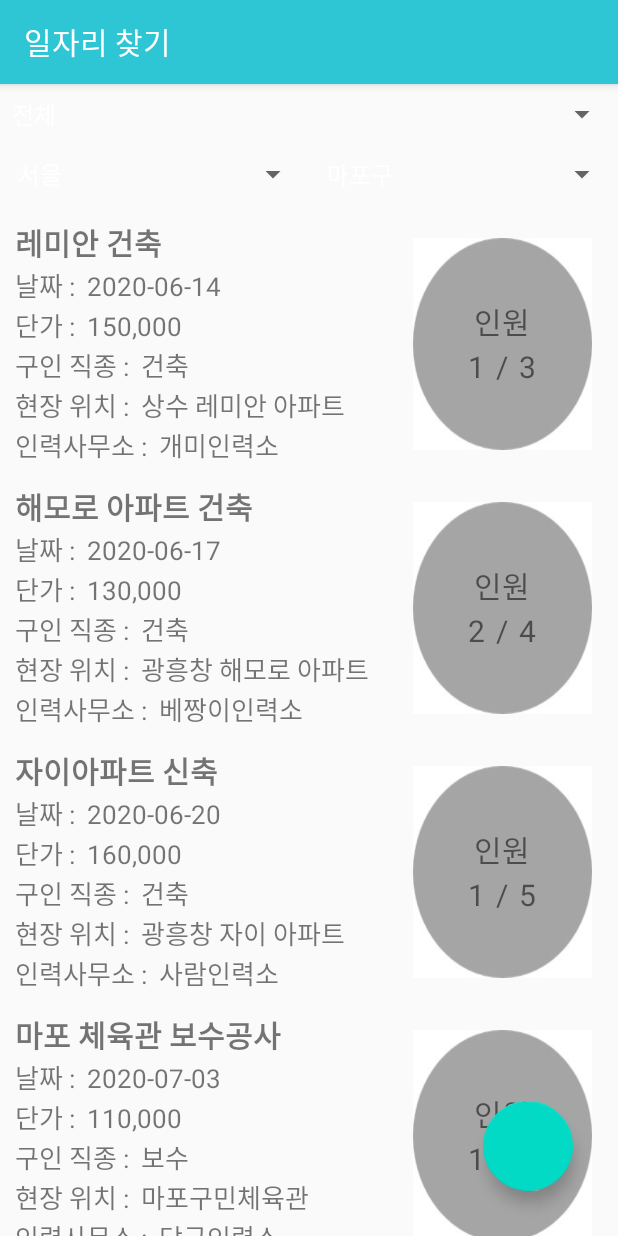
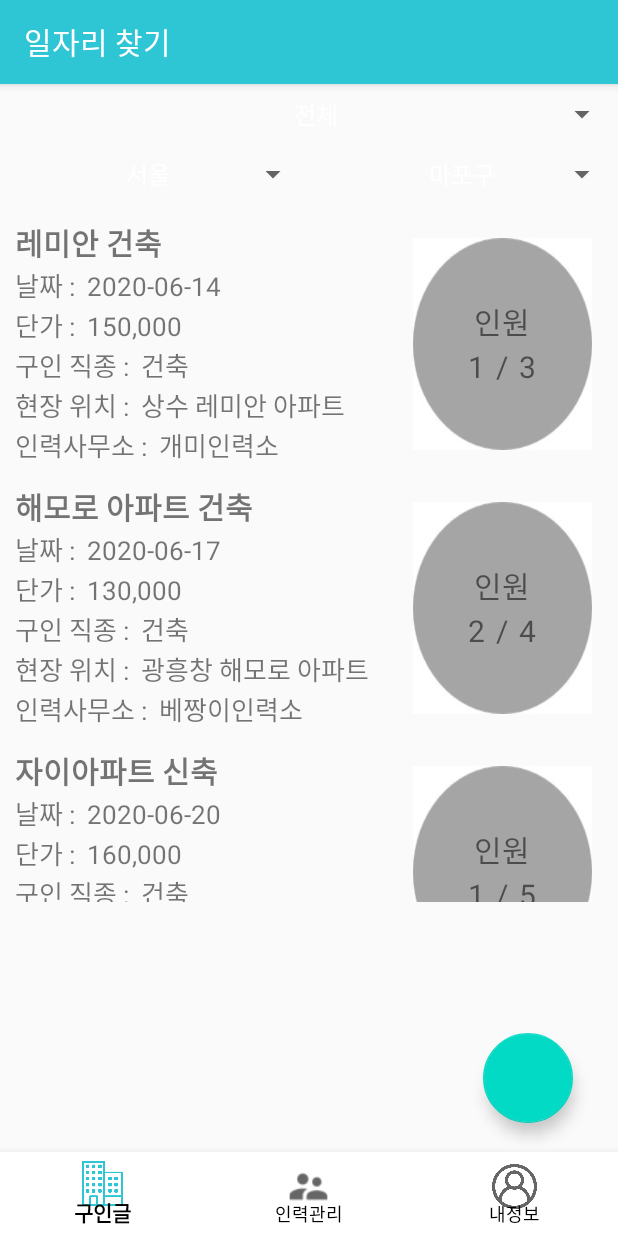
Before and after one commit to dudwls901/Rickshaw_Offerer, an Android app: the MainActivity screen opened directly, with no data from a screen before it, on a phone screen of 412 x 824 dp. Run offline under Robolectric (Android 15) with nearby library versions, the phone set to English and light mode, and no system bars.

Commit message:
바텀네비연결

```diff
--- a/app/src/main/AndroidManifest.xml
+++ b/app/src/main/AndroidManifest.xml
@@ -50,6 +50,8 @@
         <activity android:name="kr.co.ilg.activity.findwork.WritePostingActivity" android:label="일자리 게시"/>
         <activity android:name="kr.co.ilg.activity.workermanage.FieldListActivity" android:label="인력 관리"/>
         <activity android:name="kr.co.ilg.activity.workermanage.WorkerListActivity" android:label="인력 관리"/>
+        <activity android:name="kr.co.ilg.activity.mypage.MypageMainActivity" android:label="내 정보"/>
+
     </application>
 
 </manifest>
--- a/app/src/main/java/kr/co/ilg/activity/findwork/MainActivity.java
+++ b/app/src/main/java/kr/co/ilg/activity/findwork/MainActivity.java
@@ -13,11 +13,13 @@ import android.widget.ArrayAdapter;
 import android.widget.Spinner;
 
 import com.example.capstone2.R;
+import com.google.android.material.bottomnavigation.BottomNavigationView;
 import com.google.android.material.floatingactionbutton.FloatingActionButton;
 
 import java.util.ArrayList;
 
 import kr.co.ilg.activity.mypage.MypageMainActivity;
+import kr.co.ilg.activity.workermanage.FieldListActivity;
 
 public class MainActivity extends AppCompatActivity {
 
@@ -27,8 +29,8 @@ public class MainActivity extends AppCompatActivity {
     RecyclerView urgency_RecyclerView;
     RecyclerView.LayoutManager layoutManager;
     FloatingActionButton fab_btn;
-    //BottomNavigationView bottomNavigationView;
-
+    BottomNavigationView bottomNavigationView;
+    Intent intent;
     @Override
     protected void onCreate(Bundle savedInstanceState) {
         super.onCreate(savedInstanceState);
@@ -41,11 +43,11 @@ public class MainActivity extends AppCompatActivity {
         spinner1_array=new ArrayList();
         spinner2_array=new ArrayList();
 
-        spinner_who_array.add("전체");
-        spinner_who_array.add("내 구인글");
-        spinner1_array.add(" 서울 ");
-        spinner2_array.add(" 마포구 ");
-        spinner2_array.add(" 영등포구 ");
+        spinner_who_array.add("                                               전체");
+        spinner_who_array.add("                                             내 구인글");
+        spinner1_array.add("                   서울 ");
+        spinner2_array.add("                  마포구 ");
+        spinner2_array.add("                  영등포구 ");
 
         spinner_who_Adapter=new ArrayAdapter<>(getApplicationContext(),android.R.layout.simple_spinner_dropdown_item,spinner_who_array);
         spinner1_Adapter=new ArrayAdapter<>(getApplicationContext(),android.R.layout.simple_spinner_dropdown_item,spinner1_array);
@@ -79,43 +81,37 @@ public class MainActivity extends AppCompatActivity {
         });
 
 
-//        bottomNavigationView = findViewById(R.id.bottomNavigationView1); //프래그먼트 생성
-////        fragment1 = new Fragment1();
-////        fragment2 = new Fragment2();
-////        fragment3 = new Fragment3(); //제일 처음 띄워줄 뷰를 세팅해줍니다. commit();까지 해줘야 합니다.
-////        getSupportFragmentManager().beginTransaction().replace(R.id.main_layout, fragment1).commitAllowingStateLoss(); //bottomnavigationview의 아이콘을 선택 했을때 원하는 프래그먼트가 띄워질 수 있도록 리스너를 추가합니다.
-//        bottomNavigationView.setOnNavigationItemSelectedListener(new BottomNavigationView.OnNavigationItemSelectedListener() {
-//            @Override
-//            public boolean onNavigationItemSelected(@NonNull MenuItem menuItem) {
-//                //  Log.d("chk",String.valueOf(menuItem.getItemId()));
-//                switch (menuItem.getItemId()) { //menu_bottom.xml에서 지정해줬던 아이디 값을 받아와서 각 아이디값마다 다른 이벤트를 발생시킵니다.
-//                    case R.id.tab1: {
-////                        getSupportFragmentManager().beginTransaction().replace(R.id.main_layout, fragment1).commitAllowingStateLoss();
-////                        return true;
-//
-//                        Intent intent1 = new Intent(MainActivity.this, MainActivity.class);
-//                        startActivity(intent1);
-//                        return false;
-//                    }
-//                    case R.id.tab2: {
-//
-////                        item2.setChecked(true);
-////                        item1.setChecked(false);
-//                        Intent intent2 = new Intent(MainActivity.this, MyFieldActivity.class);
-//                        startActivity(intent2);
-//                        return false;
-//                    }
-//                    case R.id.tab3: {
-////                       item3.setChecked(true);
-////                       item1.setChecked(false);
-//                        Intent intent3 = new Intent(MainActivity.this, MypageMainActivity.class);
-//                        startActivity(intent3);
-//                        return false;
-//                    }
-//                    default:
-//                        return false;
-//                }
-//            }
-//        });
+        bottomNavigationView = findViewById(R.id.bottomNavigationView); //프래그먼트 생성
+
+        bottomNavigationView.setOnNavigationItemSelectedListener(new BottomNavigationView.OnNavigationItemSelectedListener() {
+            @Override
+            public boolean onNavigationItemSelected(@NonNull MenuItem menuItem) {
+
+                switch (menuItem.getItemId()) { //menu_bottom.xml에서 지정해줬던 아이디 값을 받아와서 각 아이디값마다 다른 이벤트를 발생시킵니다.
+                    case R.id.tab1: {
+
+
+                         intent = new Intent(MainActivity.this, MainActivity.class);
+                        startActivity(intent);
+                        return false;
+                    }
+                    case R.id.tab2: {
+
+
+                         intent = new Intent(MainActivity.this, FieldListActivity.class);
+                        startActivity(intent);
+                        return false;
+                    }
+                    case R.id.tab3: {
+
+                         intent = new Intent(MainActivity.this, MypageMainActivity.class);
+                        startActivity(intent);
+                        return false;
+                    }
+                    default:
+                        return false;
+                }
+            }
+        });
     }
 }
--- a/app/src/main/res/layout/activity_main.xml
+++ b/app/src/main/res/layout/activity_main.xml
@@ -9,9 +9,10 @@
         app:layout_constraintTop_toTopOf="parent"
         app:layout_constraintLeft_toLeftOf="parent"
         android:id="@+id/spinner_who"
-        android:layout_width="match_parent"
+        android:layout_width="fill_parent"
         android:layout_height="40dp"
         android:gravity="center"
+
         ></androidx.appcompat.widget.AppCompatSpinner>
     <LinearLayout
         android:id="@+id/linear_spinner"
@@ -22,14 +23,14 @@
         >
         <androidx.appcompat.widget.AppCompatSpinner
             android:id="@+id/spinner1"
-            android:layout_width="0dp"
+            android:layout_width="fill_parent"
             android:layout_height="40dp"
             android:layout_weight="1"
             android:gravity="center"
             ></androidx.appcompat.widget.AppCompatSpinner>
         <androidx.appcompat.widget.AppCompatSpinner
             android:id="@+id/spinner2"
-            android:layout_width="0dp"
+            android:layout_width="fill_parent"
             android:layout_height="40dp"
             android:layout_weight="1"
             android:gravity="center"
@@ -47,35 +48,40 @@
         <androidx.recyclerview.widget.RecyclerView
             android:id="@+id/list_urgency"
             android:layout_width="match_parent"
-            android:layout_height="wrap_content"
-            android:layout_marginTop="5dp" />
+            android:layout_height="460dp"
+            android:layout_marginTop="5dp"
+            android:layout_marginBottom="?attr/actionBarSize"
+            />
     </LinearLayout>
 
     <com.google.android.material.floatingactionbutton.FloatingActionButton
         android:layout_width="60dp"
         android:layout_height="60dp"
-        android:layout_margin="30dp"
+        android:layout_marginRight="30dp"
         app:fabSize="normal"
         android:id="@+id/fab_btn"
-        app:layout_constraintBottom_toBottomOf="parent"
-        app:layout_constraintRight_toRightOf="parent" />
+        app:layout_constraintBottom_toBottomOf="@+id/bottomNavigationView"
+        android:layout_marginBottom="75dp"
+        app:layout_constraintRight_toRightOf="parent"
+
+        />
 
 
-<!--    <com.google.android.material.bottomnavigation.BottomNavigationView-->
-<!--        android:id="@+id/bottomNavigationView1"-->
-<!--        android:layout_width="match_parent"-->
-<!--        android:layout_height="wrap_content"-->
-<!--        android:layout_gravity="bottom"-->
-<!--        android:layout_marginStart="0dp"-->
-<!--        android:layout_marginEnd="0dp"-->
-<!--        android:background="@color/WhiteColor"-->
-<!--        app:itemIconSize="30dp"-->
-<!--        app:itemIconTint="@drawable/item_color"-->
-<!--        app:itemTextColor="#000000"-->
-<!--        app:layout_constraintBottom_toBottomOf="parent"-->
-<!--        app:layout_constraintLeft_toLeftOf="parent"-->
-<!--        app:menu="@menu/menu_bottom"-->
-<!--        />-->
+    <com.google.android.material.bottomnavigation.BottomNavigationView
+        android:id="@+id/bottomNavigationView"
+        android:layout_width="match_parent"
+        android:layout_height="wrap_content"
+        android:layout_gravity="bottom"
+        android:layout_marginStart="0dp"
+        android:layout_marginEnd="0dp"
+        android:background="@color/WhiteColor"
+        app:itemIconSize="30dp"
+
+        app:itemTextColor="#000000"
+        app:layout_constraintBottom_toBottomOf="parent"
+        app:layout_constraintLeft_toLeftOf="parent"
+        app:menu="@menu/menu_bottom"
+        />
 
 
 </androidx.constraintlayout.widget.ConstraintLayout>
--- a/app/src/main/res/layout/work_list_custom.xml
+++ b/app/src/main/res/layout/work_list_custom.xml
@@ -1,9 +1,13 @@
 <?xml version="1.0" encoding="utf-8"?>
-<LinearLayout
-    xmlns:android="http://schemas.android.com/apk/res/android"
+<androidx.constraintlayout.widget.ConstraintLayout xmlns:android="http://schemas.android.com/apk/res/android"
     android:layout_width="match_parent"
     android:layout_height="wrap_content"
-    >
+    xmlns:app="http://schemas.android.com/apk/res-auto">
+    <LinearLayout
+        android:layout_width="match_parent"
+        android:layout_height="wrap_content"
+        app:layout_constraintTop_toTopOf="parent"
+        >
     <LinearLayout
         android:layout_width="0dp"
         android:layout_weight="2"
@@ -163,5 +167,5 @@
         </LinearLayout>
 
     </LinearLayout>
-
-</LinearLayout>
+    </LinearLayout>
+</androidx.constraintlayout.widget.ConstraintLayout>
--- /dev/null
+++ b/app/src/main/res/menu/menu_bottom.xml
@@ -0,0 +1,22 @@
+<?xml version="1.0" encoding="utf-8"?>
+<menu xmlns:android="http://schemas.android.com/apk/res/android"
+    xmlns:app="http://schemas.android.com/apk/res-auto">
+    <item
+        android:id="@+id/tab1"
+        android:enabled="true"
+        android:icon="@drawable/building"
+        android:title="구인글"
+        app:showAsAction="always" />
+    <item
+        android:id="@+id/tab2"
+        android:enabled="true"
+        android:icon="@drawable/supervisor_black"
+        android:title="인력관리"
+        app:showAsAction="always" />
+    <item
+        android:id="@+id/tab3"
+        android:enabled="true"
+        android:icon="@drawable/profile"
+        android:title="내정보"
+        app:showAsAction="always" />
+</menu>
```
Also changed, not shown: app/src/main/java/kr/co/ilg/activity/mypage/MypageMainActivity.java (+42 -1 lines), app/src/main/java/kr/co/ilg/activity/workermanage/FieldListActivity.java (+49 -2 lines), app/src/main/res/layout/fieldlist.xml (added, +41 -0 lines), app/src/main/res/layout/mypage_main.xml (+31 -7 lines), app/src/main/res/drawable/profile.png (added), app/src/main/res/drawable/search.png (added), app/src/main/res/drawable/supervisor_black.png (added).
